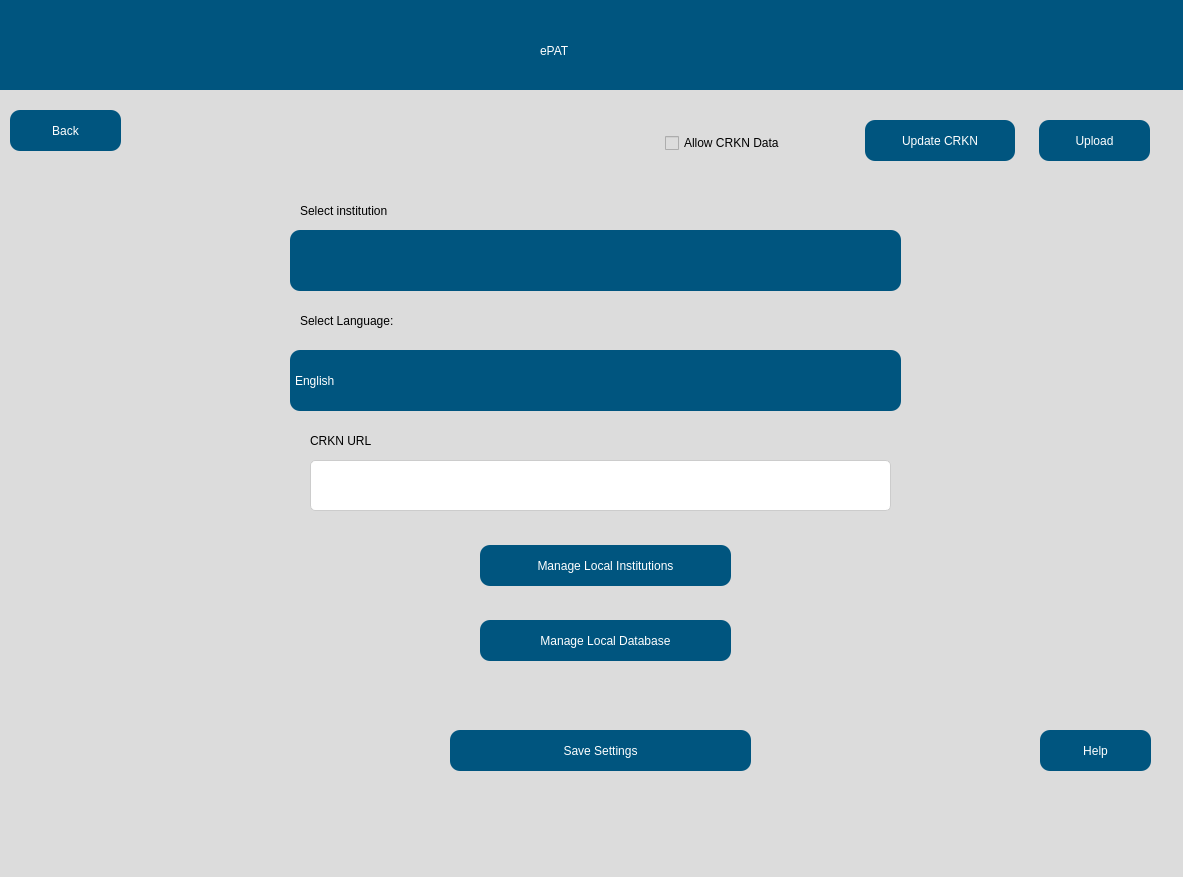
The window that src/user_interface/english_settingsPage.ui (eppenney/eBook-Perpetual-Access-Rights-Tracker) describes before a commit, drawn with Qt 5.
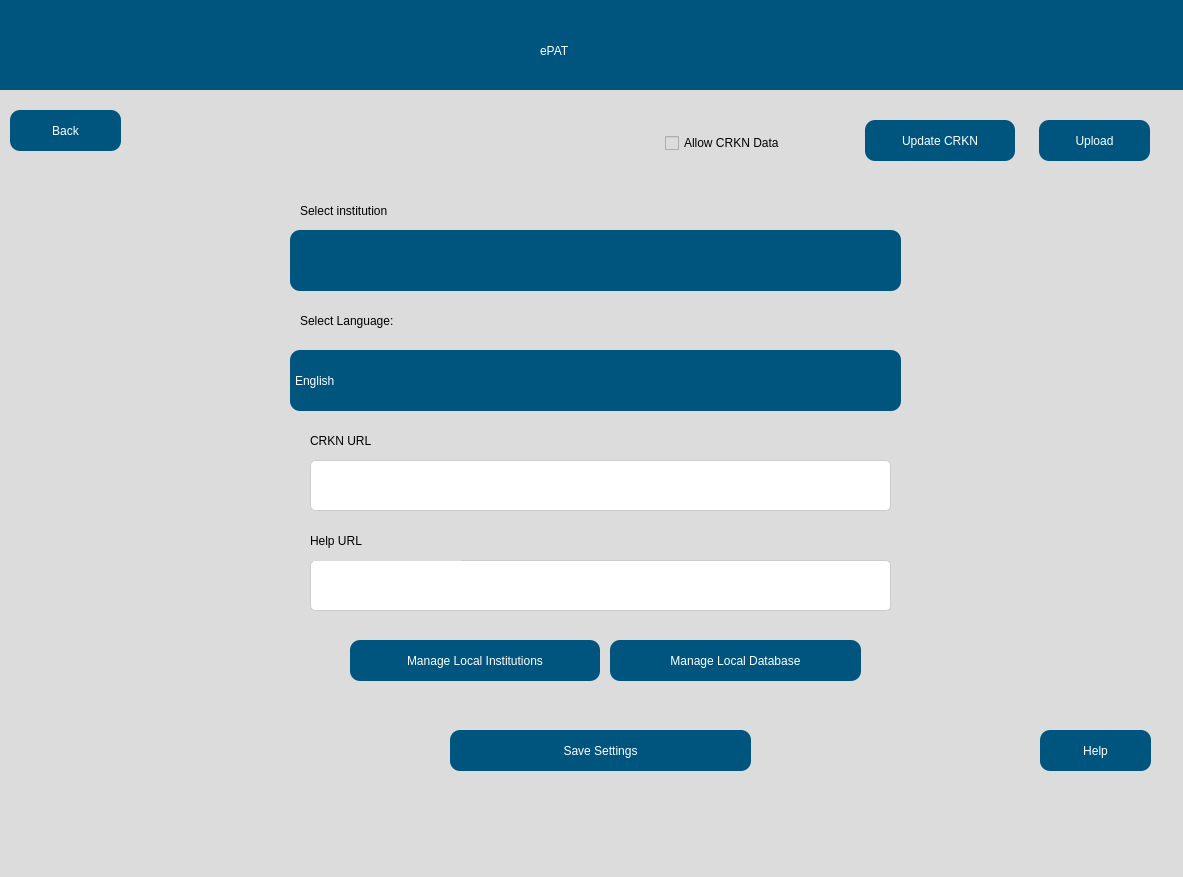
The same window after the commit. Icons and pictures are not drawn.

Commit message: Added help URL setting to settings page

```diff
--- a/src/user_interface/english_settingsPage.ui
+++ b/src/user_interface/english_settingsPage.ui
@@ -302,6 +302,56 @@
      <string>CRKN URL</string>
     </property>
    </widget>
+   <widget class="QLineEdit" name="helpURL">
+    <property name="geometry">
+     <rect>
+      <x>320</x>
+      <y>560</y>
+      <width>581</width>
+      <height>51</height>
+     </rect>
+    </property>
+    <property name="styleSheet">
+     <string notr="true">/* Styling for QLineEdit */
+QLineEdit {
+    font-family: Arial, sans-serif;
+    font-size: 14px;
+    color: #333; /* Text color */
+    background-color: #fff; /* Background color */
+    border: 1px solid #ccc; /* Border color */
+    border-radius: 5px; /* Border radius */
+    padding: 8px; /* Padding inside the QLineEdit */
+}
+
+/* Styling for QLineEdit when it's focused */
+QLineEdit:focus {
+    border: 1px solid #4d90fe; /* Focused border color */
+    outline: none; /* Remove default focus outline */
+}
+
+/* Styling for QLineEdit when hovered */
+QLineEdit:hover {
+    border: 1px solid #999; /* Border color on hover */
+}</string>
+    </property>
+   </widget>
+   <widget class="QLabel" name="helpURL">
+    <property name="geometry">
+     <rect>
+      <x>320</x>
+      <y>520</y>
+      <width>151</width>
+      <height>41</height>
+     </rect>
+    </property>
+    <property name="styleSheet">
+     <string notr="true">font: 75 14pt &quot;Arial&quot;;
+color: rgb(0, 0, 0);</string>
+    </property>
+    <property name="text">
+     <string>Help URL</string>
+    </property>
+   </widget>
    <widget class="QPushButton" name="saveSettings">
     <property name="geometry">
      <rect>
@@ -404,8 +454,8 @@
    <widget class="QPushButton" name="manageDatabase">
     <property name="geometry">
      <rect>
-      <x>490</x>
-      <y>620</y>
+      <x>620</x>
+      <y>640</y>
       <width>251</width>
       <height>41</height>
      </rect>
@@ -439,9 +489,9 @@
    <widget class="QPushButton" name="manageInstitution">
     <property name="geometry">
      <rect>
-      <x>490</x>
-      <y>545</y>
-      <width>251</width>
+      <x>360</x>
+      <y>640</y>
+      <width>250</width>
       <height>41</height>
      </rect>
     </property>
```
The commit also changes 2 other files.
